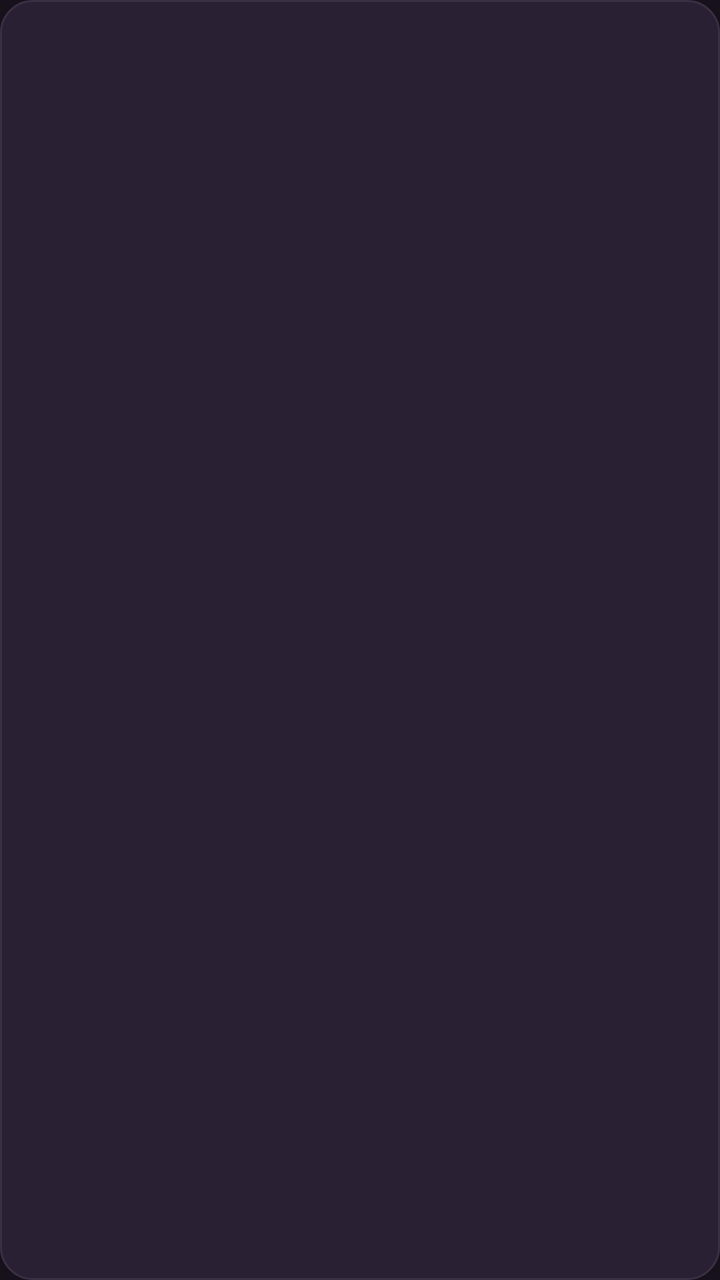
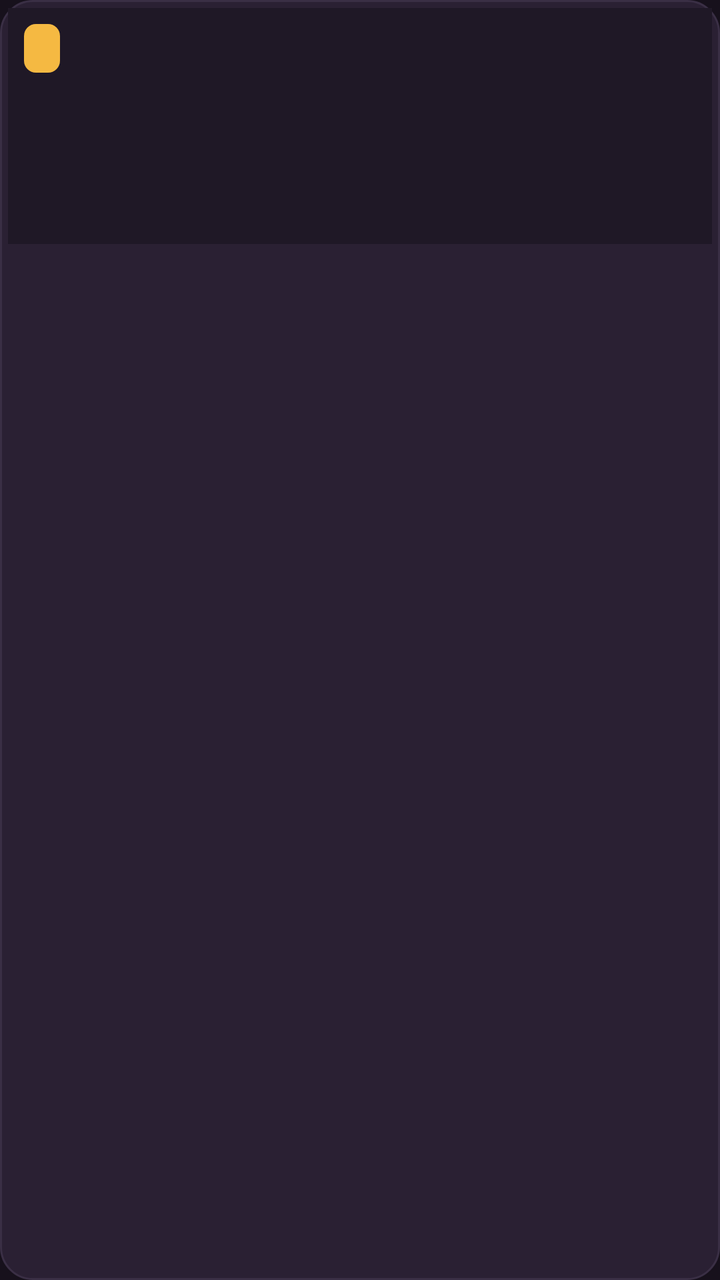

Screens rendered from an Android XML layout before and after an edit, with the pre-edit source and the edit as a unified diff.
<!-- AndroidManifest.xml: application theme Theme.EbuzzTv -->
<!-- res/layout/item_channel.xml -->
<?xml version="1.0" encoding="utf-8"?>
<LinearLayout xmlns:android="http://schemas.android.com/apk/res/android"
    android:layout_width="match_parent" android:layout_height="wrap_content"
    android:orientation="vertical" android:layout_margin="10dp"
    android:focusable="true" android:clickable="true" android:background="@drawable/tile_bg" android:padding="4dp">

    <FrameLayout android:layout_width="match_parent" android:layout_height="0dp" android:layout_weight="0"
        android:minHeight="1dp">
        <ImageView
            android:id="@+id/poster"
            android:layout_width="match_parent" android:layout_height="118dp"
            android:scaleType="centerCrop" android:background="@color/ground2" />
        <TextView
            android:id="@+id/num"
            android:layout_width="wrap_content" android:layout_height="wrap_content"
            android:layout_margin="8dp" android:background="@drawable/num_badge"
            android:paddingHorizontal="9dp" android:paddingVertical="2dp"
            android:textColor="@color/ground" android:textSize="15sp" android:textStyle="bold" />
    </FrameLayout>

    <TextView
        android:id="@+id/title"
        android:layout_width="match_parent" android:layout_height="wrap_content"
        android:paddingHorizontal="8dp" android:paddingVertical="8dp"
        android:textColor="@color/ink" android:textSize="16sp" android:maxLines="1" android:ellipsize="end" />
</LinearLayout>
<!-- resources referenced by this layout -->
<resources>
  <color name="ground">#17111C</color>
  <color name="ground2">#1F1826</color>
  <color name="ink">#F3ECF5</color>
  <!-- drawable num_badge (drawable) -->
  <shape xmlns:android="http://schemas.android.com/apk/res/android" android:shape="rectangle">
      <solid android:color="@color/honey" /><corners android:radius="6dp" />
  </shape>
  <!-- drawable tile_bg (drawable) -->
  <selector xmlns:android="http://schemas.android.com/apk/res/android">
      <item android:state_focused="true">
          <shape android:shape="rectangle"><solid android:color="@color/ground3" /><stroke android:width="4dp" android:color="@color/honey" /><corners android:radius="16dp" /></shape>
      </item>
      <item>
          <shape android:shape="rectangle"><solid android:color="@color/ground3" /><stroke android:width="1dp" android:color="@color/line" /><corners android:radius="16dp" /></shape>
      </item>
  </selector>
  <style name="Theme.EbuzzTv" parent="Theme.AppCompat.NoActionBar">
          <item name="android:windowBackground">@color/ground</item>
          <item name="android:colorBackground">@color/ground</item>
          <item name="android:textColor">@color/ink</item>
          <item name="android:windowFullscreen">true</item>
      </style>
  <color name="honey">#F5B942</color>
  <color name="ground3">#2A2033</color>
  <color name="line">#3A2F45</color>
</resources>

<!-- the commit's change to res/layout/item_channel.xml (unified diff, before → after) -->
@@ -4,8 +4,7 @@
     android:orientation="vertical" android:layout_margin="10dp"
     android:focusable="true" android:clickable="true" android:background="@drawable/tile_bg" android:padding="4dp">
 
-    <FrameLayout android:layout_width="match_parent" android:layout_height="0dp" android:layout_weight="0"
-        android:minHeight="1dp">
+    <FrameLayout android:layout_width="match_parent" android:layout_height="wrap_content">
         <ImageView
             android:id="@+id/poster"
             android:layout_width="match_parent" android:layout_height="118dp"
